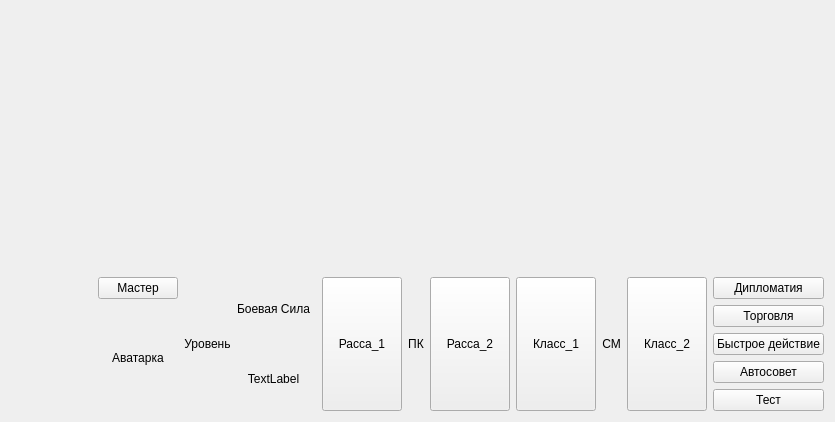
Qt form Nayda/gamerwidget.ui (Mar94oK/Nayda) before a commit.
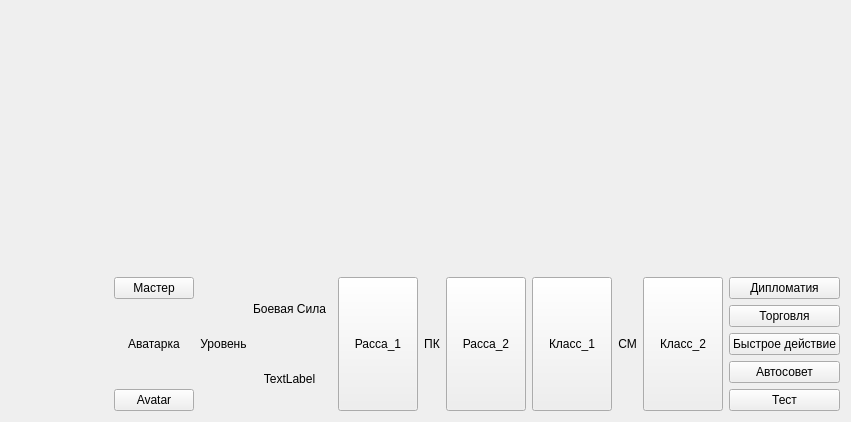
The same form after that commit. Custom widgets are drawn as their Qt base class.

Diff of the .ui file:
```diff
--- a/Nayda/gamerwidget.ui
+++ b/Nayda/gamerwidget.ui
@@ -6,7 +6,7 @@
    <rect>
     <x>0</x>
     <y>0</y>
-    <width>835</width>
+    <width>851</width>
     <height>422</height>
    </rect>
   </property>
@@ -99,6 +99,13 @@
            </property>
           </widget>
          </item>
+         <item>
+          <widget class="QPushButton" name="btn_Avatar">
+           <property name="text">
+            <string>Avatar</string>
+           </property>
+          </widget>
+         </item>
         </layout>
        </item>
        <item>
```
